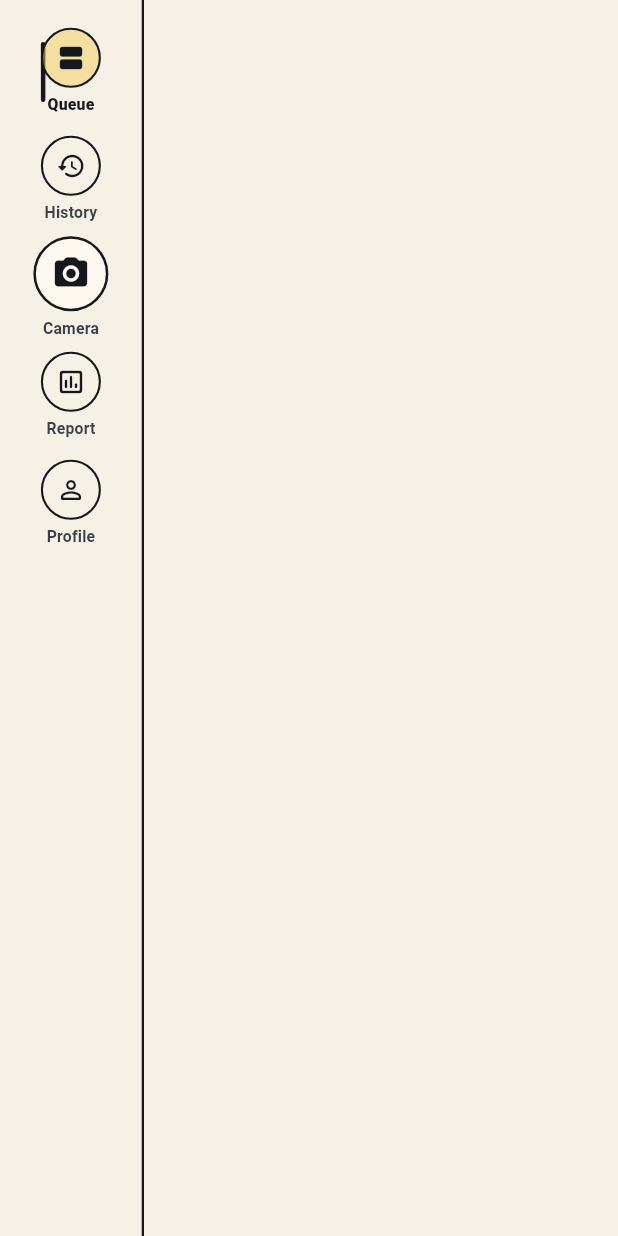
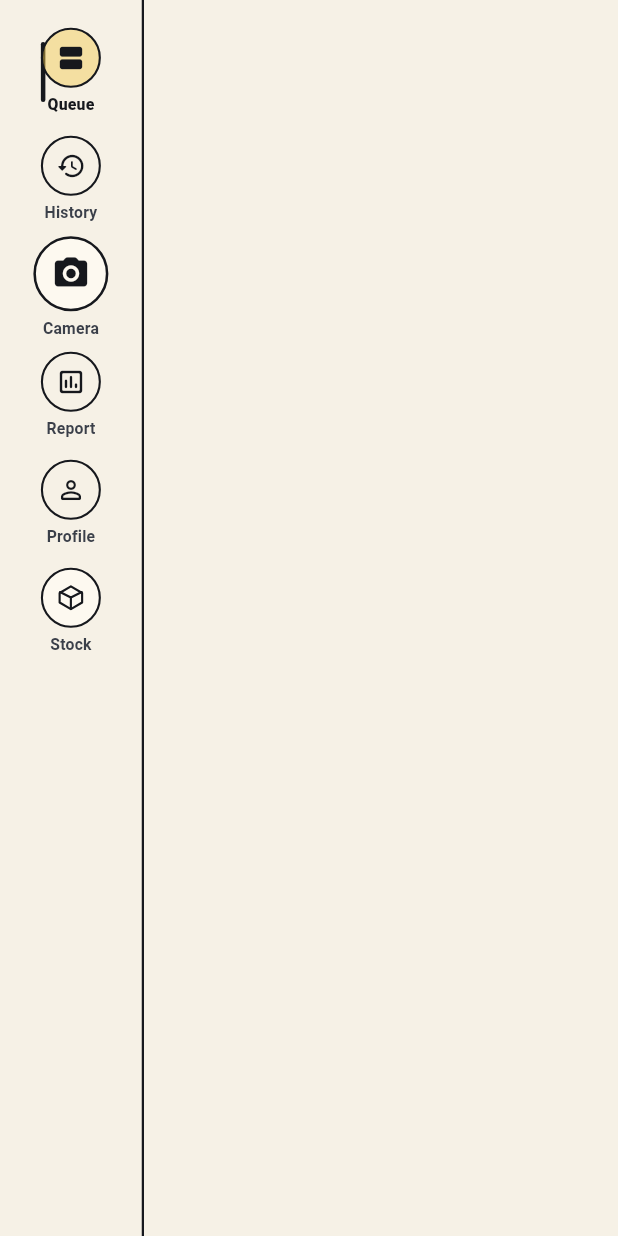
Before and after one commit to siddharthniranjan2003/AiAccountant, a Flutter app: the AppSideNav widget shown alone on an empty page, opened directly with empty values, on a phone screen of 412 x 824 dp. Run offline on Flutter 3.47's test engine with Material 3 defaults, Android fonts, the phone set to English and light mode, and no system bars; our stand-ins replace csv, file_picker, firebase_auth, firebase_core, google_fonts, sentry_flutter and 3 more; missing offline and left inert: google_mlkit_document_scanner; accounts and stored records are empty; generated files the repository leaves out were written again.

Commit message:
feat(stock): add Stock Info entry points — queue tab bar + side rail
- New StockCubeIcon: the Option C cube glyph drawn via CustomPainter
  (matches the design SVG exactly)
- AppTopTabs gains an optional trailing slot; Queue passes a cube button
  that opens the standalone Stock Info window search-first (no item)
- Side rail gets a "Stock" action below Profile doing the same job

Co-Authored-By: Claude Opus 4.8 <noreply@anthropic.com>

```diff
--- a/lib/features/queue/queue_screen.dart
+++ b/lib/features/queue/queue_screen.dart
@@ -3,6 +3,8 @@ import 'package:supabase_flutter/supabase_flutter.dart';
 
 import '../../core/models.dart';
 import '../../core/palette.dart';
+import '../../services/stock_info_launcher.dart';
+import '../../shared/stock_cube_icon.dart';
 import '../../shared/screen_frame.dart';
 import '../../shared/app_top_tabs.dart';
 import 'queue_table_header.dart';
@@ -333,6 +335,7 @@ class _QueueScreenState extends State<QueueScreen> {
             labels: const ['Purchase', 'Sale'],
             selectedIndex: widget.tabIndex,
             onSelected: widget.onTabChanged,
+            trailing: const _StockInfoButton(),
           ),
           Expanded(
             child: Padding(
@@ -437,3 +440,32 @@ class _QueueScreenState extends State<QueueScreen> {
     );
   }
 }
+
+/// Top-right tab-bar action: opens the standalone Stock Info window in a new
+/// browser tab with no item preselected (its search bar covers the catalog).
+class _StockInfoButton extends StatelessWidget {
+  const _StockInfoButton();
+
+  @override
+  Widget build(BuildContext context) {
+    return Tooltip(
+      message: 'Stock Info',
+      child: InkWell(
+        borderRadius: BorderRadius.circular(9),
+        onTap: () => StockInfoLauncher.open(itemName: ''),
+        child: Container(
+          width: 34,
+          height: 34,
+          decoration: BoxDecoration(
+            color: AppPalette.sheet,
+            border: Border.all(color: AppPalette.line),
+            borderRadius: BorderRadius.circular(9),
+          ),
+          child: const Center(
+            child: StockCubeIcon(size: 17, color: AppPalette.inkSoft),
+          ),
+        ),
+      ),
+    );
+  }
+}
--- a/lib/shared/app_side_nav.dart
+++ b/lib/shared/app_side_nav.dart
@@ -2,6 +2,8 @@ import 'package:flutter/foundation.dart' show kIsWeb;
 import 'package:flutter/material.dart';
 import '../core/palette.dart';
 import '../core/constants.dart';
+import '../services/stock_info_launcher.dart';
+import 'stock_cube_icon.dart';
 
 /// Vertical navigation rail used on wide (desktop) layouts. Mirrors the visual
 /// language of [AppBottomNav] — circular ink-bordered icons, the camera entry
@@ -41,7 +43,50 @@ class AppSideNav extends StatelessWidget {
                   selected: index == currentIndex,
                   onTap: () => onSelected(index),
                 ),
+            const _StockInfoNavAction(),
             const Spacer(),
+          ],
+        ),
+      ),
+    );
+  }
+}
+
+/// Rail action below the nav destinations: opens the standalone Stock Info
+/// window in a new browser tab (same job as the tab-bar cube on the Queue
+/// screen). An action, not a destination — so it never shows a selected state.
+class _StockInfoNavAction extends StatelessWidget {
+  const _StockInfoNavAction();
+
+  @override
+  Widget build(BuildContext context) {
+    return InkWell(
+      onTap: () => StockInfoLauncher.open(itemName: ''),
+      child: SizedBox(
+        height: 72,
+        child: Column(
+          mainAxisAlignment: MainAxisAlignment.center,
+          children: [
+            Container(
+              width: 40,
+              height: 40,
+              decoration: BoxDecoration(
+                shape: BoxShape.circle,
+                color: AppPalette.sheet,
+                border: Border.all(color: AppPalette.ink, width: 1.4),
+              ),
+              child: const Center(
+                child: StockCubeIcon(size: 20, color: AppPalette.ink),
+              ),
+            ),
+            const SizedBox(height: 4),
+            Text(
+              'Stock',
+              style: Theme.of(context).textTheme.labelSmall?.copyWith(
+                    color: AppPalette.inkSoft,
+                    fontWeight: FontWeight.w700,
+                  ),
+            ),
           ],
         ),
       ),
--- a/lib/shared/app_top_tabs.dart
+++ b/lib/shared/app_top_tabs.dart
@@ -7,11 +7,16 @@ class AppTopTabs extends StatelessWidget {
     required this.labels,
     required this.selectedIndex,
     required this.onSelected,
+    this.trailing,
   });
 
   final List<String> labels;
   final int selectedIndex;
   final ValueChanged<int> onSelected;
+
+  /// Optional action shown at the right edge of the tab bar (e.g. the Stock
+  /// Info launcher on the Queue screen), separated by a hairline divider.
+  final Widget? trailing;
 
   @override
   Widget build(BuildContext context) {
@@ -69,6 +74,16 @@ class AppTopTabs extends StatelessWidget {
                 ),
               ),
             ),
+          if (trailing != null)
+            Container(
+              decoration: BoxDecoration(
+                border: Border(
+                  left: BorderSide(color: AppPalette.line, width: 1),
+                ),
+              ),
+              padding: const EdgeInsets.only(left: 14, right: 12),
+              child: trailing,
+            ),
         ],
       ),
     );
--- /dev/null
+++ b/lib/shared/stock_cube_icon.dart
@@ -0,0 +1,68 @@
+import 'package:flutter/material.dart';
+
+/// The Stock Info cube glyph from the Option C mockups — a stroked 3D box
+/// (24×24 viewBox: hexagonal outline + Y-shaped face lines), drawn with a
+/// CustomPainter so it matches the design's SVG exactly.
+class StockCubeIcon extends StatelessWidget {
+  const StockCubeIcon({
+    super.key,
+    this.size = 17,
+    required this.color,
+    this.strokeWidth = 1.7,
+  });
+
+  final double size;
+  final Color color;
+  final double strokeWidth;
+
+  @override
+  Widget build(BuildContext context) {
+    return CustomPaint(
+      size: Size.square(size),
+      painter: _CubePainter(color: color, strokeWidth: strokeWidth),
+    );
+  }
+}
+
+class _CubePainter extends CustomPainter {
+  const _CubePainter({required this.color, required this.strokeWidth});
+
+  final Color color;
+  final double strokeWidth;
+
+  @override
+  void paint(Canvas canvas, Size size) {
+    final s = size.width / 24;
+    final paint = Paint()
+      ..color = color
+      ..style = PaintingStyle.stroke
+      ..strokeWidth = strokeWidth * s
+      ..strokeJoin = StrokeJoin.round
+      ..strokeCap = StrokeCap.round;
+
+    // Cube outline (hexagon): top → right edge → bottom → left edge.
+    final outline = Path()
+      ..moveTo(12 * s, 2.9 * s)
+      ..lineTo(21 * s, 8.2 * s)
+      ..lineTo(21 * s, 15.8 * s)
+      ..lineTo(12 * s, 21.1 * s)
+      ..lineTo(3 * s, 15.8 * s)
+      ..lineTo(3 * s, 8.2 * s)
+      ..close();
+
+    // Face edges: the Y — left rim → center, right rim → center, center → bottom.
+    final faces = Path()
+      ..moveTo(3.3 * s, 7.4 * s)
+      ..lineTo(12 * s, 11.8 * s)
+      ..lineTo(20.7 * s, 7.4 * s)
+      ..moveTo(12 * s, 11.8 * s)
+      ..lineTo(12 * s, 21 * s);
+
+    canvas.drawPath(outline, paint);
+    canvas.drawPath(faces, paint);
+  }
+
+  @override
+  bool shouldRepaint(covariant _CubePainter oldDelegate) =>
+      oldDelegate.color != color || oldDelegate.strokeWidth != strokeWidth;
+}
```
